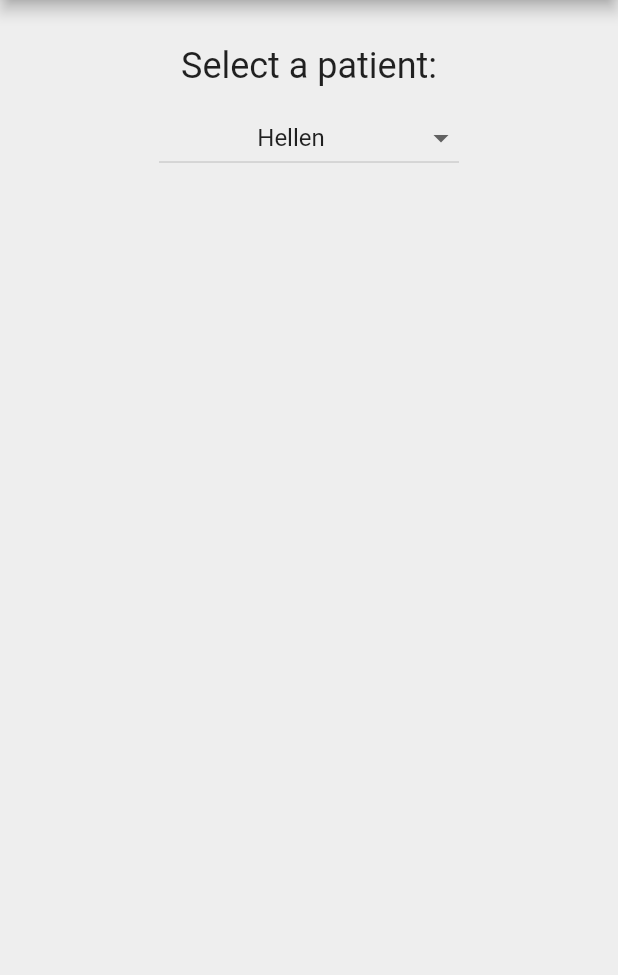
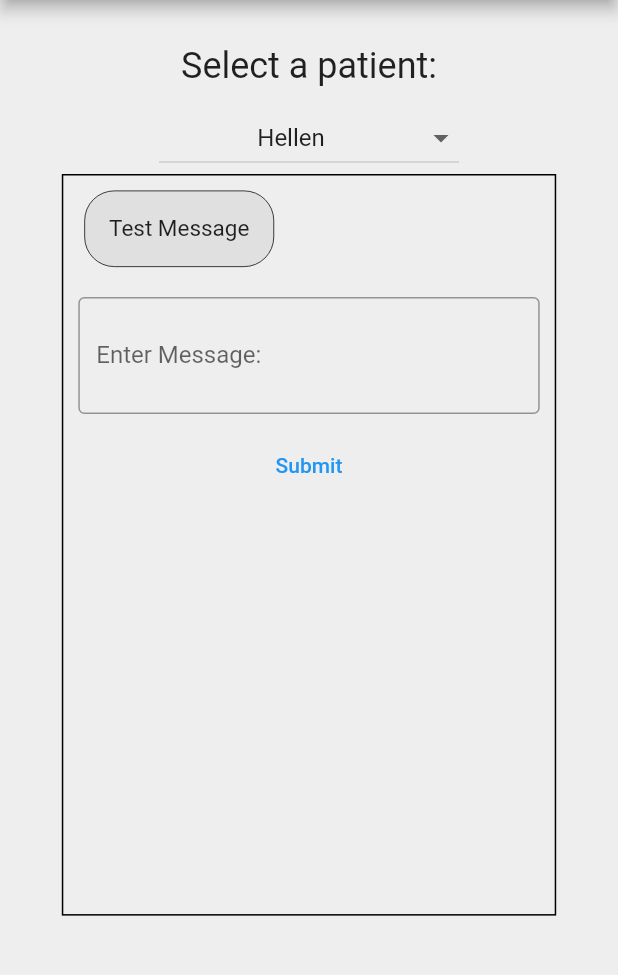
Before and after one commit to s3781137/telemedicine-app, a Flutter app: the doctorChatContent screen opened directly, on a phone screen of 412 x 824 dp, the part 84-1059 px from its top. Run offline on Flutter 3.47's test engine with Material 2 defaults, Android fonts, the phone set to English and light mode, and no system bars; missing offline and left inert: dart:js; network calls fail.

Commit message:
UI completed but needs to link to front end

```diff
--- a/app/flutter/flutter_application/lib/doctor/doctorChat.dart
+++ b/app/flutter/flutter_application/lib/doctor/doctorChat.dart
@@ -57,6 +57,31 @@ class _doctorChatContentState extends State<doctorChatContent> {
     });
   }
 
+  List<Widget> chatBoxes() {
+    //Styling for text box from https://www.freecodecamp.org/news/build-a-chat-app-ui-with-flutter/
+    return ([
+      Container(
+        padding:
+            const EdgeInsets.only(left: 14, right: 14, top: 10, bottom: 10),
+        child: Align(
+          alignment: (Alignment.topLeft),
+          child: Container(
+            decoration: BoxDecoration(
+              border: Border.all(color: Colors.black, width: 0.5),
+              borderRadius: BorderRadius.circular(20),
+              color: Colors.grey.shade300,
+            ),
+            padding: const EdgeInsets.all(16),
+            child: const Text(
+              "Test Message",
+              style: TextStyle(fontSize: 15),
+            ),
+          ),
+        ),
+      ),
+    ]);
+  }
+
   @override
   Widget build(BuildContext context) {
     return Scaffold(
@@ -88,6 +113,43 @@ class _doctorChatContentState extends State<doctorChatContent> {
                       onChanged: onDropdownChange,
                     ),
                   ),
+                  //Container for the chat
+                  Container(
+                    //Sets the width to 80% of screen width
+                    width: MediaQuery.of(context).size.width * 0.8,
+                    //Sets height to 60% of screen height
+                    height: MediaQuery.of(context).size.height * 0.6,
+                    decoration:
+                        BoxDecoration(border: Border.all(color: Colors.black)),
+                    child: Column(
+                      children: [
+                        //Received/sent messages
+                        SingleChildScrollView(
+                            child: Column(
+                          children: chatBoxes(),
+                        )),
+                        //Input box to send messages
+                        Column(
+                          children: [
+                            const Padding(
+                              padding: EdgeInsets.all(10),
+                              child: TextField(
+                                  decoration: InputDecoration(
+                                      border: OutlineInputBorder(),
+                                      labelText: 'Enter Message:'),
+                                  keyboardType: TextInputType.multiline,
+                                  minLines: 2,
+                                  maxLines: 2),
+                            ),
+                            //Button to submit (onpressed needs to be implemented)
+                            TextButton(
+                                onPressed: () => {null},
+                                child: const Text("Submit"))
+                          ],
+                        ),
+                      ],
+                    ),
+                  )
                 ],
               ),
             ),
```
